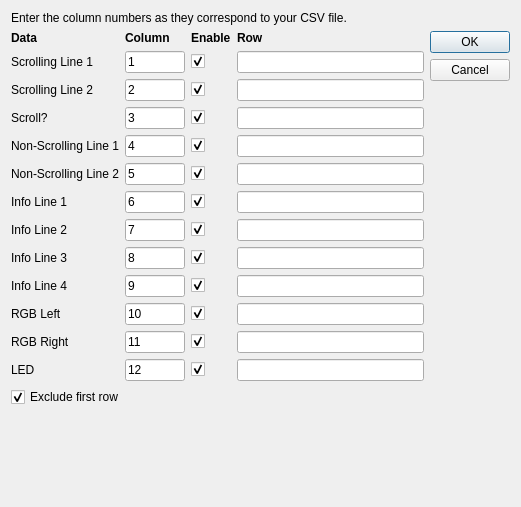
Old version of the form src/selectcolumns.ui in the repository parallaxinc/BadgeHacker.
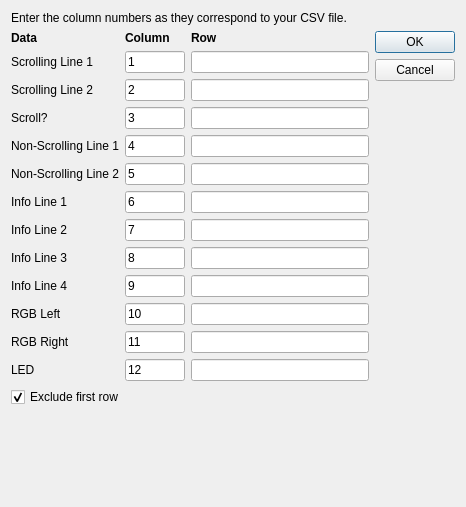
New version of the form.

Commit message: Complete select columns workflow; read in badge data incrementally; mostly finish HackerGang (BADGE-18)

The edit to the form file:
```diff
--- a/src/selectcolumns.ui
+++ b/src/selectcolumns.ui
@@ -6,7 +6,7 @@
    <rect>
     <x>0</x>
     <y>0</y>
-    <width>521</width>
+    <width>466</width>
     <height>507</height>
    </rect>
   </property>
@@ -70,19 +70,6 @@
         </widget>
        </item>
        <item row="0" column="2">
-        <widget class="QLabel" name="headerEnable">
-         <property name="font">
-          <font>
-           <weight>75</weight>
-           <bold>true</bold>
-          </font>
-         </property>
-         <property name="text">
-          <string>Enable</string>
-         </property>
-        </widget>
-       </item>
-       <item row="0" column="3">
         <widget class="QLabel" name="headerRow">
          <property name="font">
           <font>
@@ -125,23 +112,13 @@
         </widget>
        </item>
        <item row="1" column="2">
-        <widget class="QCheckBox" name="enableScroll1">
-         <property name="maximumSize">
-          <size>
-           <width>40</width>
-           <height>16777215</height>
-          </size>
-         </property>
-         <property name="text">
-          <string/>
-         </property>
-         <property name="checked">
-          <bool>true</bool>
-         </property>
-        </widget>
-       </item>
-       <item row="1" column="3">
         <widget class="QLineEdit" name="lineScroll1_2">
+         <property name="cursor">
+          <cursorShape>ArrowCursor</cursorShape>
+         </property>
+         <property name="focusPolicy">
+          <enum>Qt::NoFocus</enum>
+         </property>
          <property name="text">
           <string/>
          </property>
@@ -183,23 +160,13 @@
         </widget>
        </item>
        <item row="2" column="2">
-        <widget class="QCheckBox" name="enableScroll2">
-         <property name="maximumSize">
-          <size>
-           <width>40</width>
-           <height>16777215</height>
-          </size>
-         </property>
-         <property name="text">
-          <string/>
-         </property>
-         <property name="checked">
-          <bool>true</bool>
-         </property>
-        </widget>
-       </item>
-       <item row="2" column="3">
         <widget class="QLineEdit" name="lineScroll2_2">
+         <property name="cursor">
+          <cursorShape>ArrowCursor</cursorShape>
+         </property>
+         <property name="focusPolicy">
+          <enum>Qt::NoFocus</enum>
+         </property>
          <property name="text">
           <string/>
          </property>
@@ -241,23 +208,13 @@
         </widget>
        </item>
        <item row="3" column="2">
-        <widget class="QCheckBox" name="enableScroll">
-         <property name="maximumSize">
-          <size>
-           <width>40</width>
-           <height>16777215</height>
-          </size>
-         </property>
-         <property name="text">
-          <string/>
-         </property>
-         <property name="checked">
-          <bool>true</bool>
-         </property>
-        </widget>
-       </item>
-       <item row="3" column="3">
         <widget class="QLineEdit" name="lineScroll_2">
+         <property name="cursor">
+          <cursorShape>ArrowCursor</cursorShape>
+         </property>
+         <property name="focusPolicy">
+          <enum>Qt::NoFocus</enum>
+         </property>
          <property name="text">
           <string/>
          </property>
@@ -282,6 +239,25 @@
          </property>
         </widget>
        </item>
+       <item row="4" column="2">
+        <widget class="QLineEdit" name="lineNonScroll1_2">
+         <property name="cursor">
+          <cursorShape>ArrowCursor</cursorShape>
+         </property>
+         <property name="focusPolicy">
+          <enum>Qt::NoFocus</enum>
+         </property>
+         <property name="text">
+          <string/>
+         </property>
+         <property name="maxLength">
+          <number>8</number>
+         </property>
+         <property name="readOnly">
+          <bool>true</bool>
+         </property>
+        </widget>
+       </item>
        <item row="4" column="1">
         <widget class="QLineEdit" name="lineNonScroll1">
          <property name="maximumSize">
@@ -298,35 +274,6 @@
          </property>
         </widget>
        </item>
-       <item row="4" column="2">
-        <widget class="QCheckBox" name="enableNonScroll1">
-         <property name="maximumSize">
-          <size>
-           <width>40</width>
-           <height>16777215</height>
-          </size>
-         </property>
-         <property name="text">
-          <string/>
-         </property>
-         <property name="checked">
-          <bool>true</bool>
-         </property>
-        </widget>
-       </item>
-       <item row="4" column="3">
-        <widget class="QLineEdit" name="lineNonScroll1_2">
-         <property name="text">
-          <string/>
-         </property>
-         <property name="maxLength">
-          <number>8</number>
-         </property>
-         <property name="readOnly">
-          <bool>true</bool>
-         </property>
-        </widget>
-       </item>
        <item row="5" column="0">
         <widget class="QLabel" name="label_5">
          <property name="sizePolicy">
@@ -357,23 +304,13 @@
         </widget>
        </item>
        <item row="5" column="2">
-        <widget class="QCheckBox" name="enableNonScroll2">
-         <property name="maximumSize">
-          <size>
-           <width>40</width>
-           <height>16777215</height>
-          </size>
-         </property>
-         <property name="text">
-          <string/>
-         </property>
-         <property name="checked">
-          <bool>true</bool>
-         </property>
-        </widget>
-       </item>
-       <item row="5" column="3">
         <widget class="QLineEdit" name="lineNonScroll2_2">
+         <property name="cursor">
+          <cursorShape>ArrowCursor</cursorShape>
+         </property>
+         <property name="focusPolicy">
+          <enum>Qt::NoFocus</enum>
+         </property>
          <property name="text">
           <string/>
          </property>
@@ -398,6 +335,25 @@
          </property>
         </widget>
        </item>
+       <item row="6" column="2">
+        <widget class="QLineEdit" name="lineInfo1_2">
+         <property name="cursor">
+          <cursorShape>ArrowCursor</cursorShape>
+         </property>
+         <property name="focusPolicy">
+          <enum>Qt::NoFocus</enum>
+         </property>
+         <property name="text">
+          <string/>
+         </property>
+         <property name="maxLength">
+          <number>31</number>
+         </property>
+         <property name="readOnly">
+          <bool>true</bool>
+         </property>
+        </widget>
+       </item>
        <item row="6" column="1">
         <widget class="QLineEdit" name="lineInfo1">
          <property name="maximumSize">
@@ -414,48 +370,6 @@
          </property>
         </widget>
        </item>
-       <item row="6" column="2">
-        <widget class="QCheckBox" name="enableInfo1">
-         <property name="maximumSize">
-          <size>
-           <width>40</width>
-           <height>16777215</height>
-          </size>
-         </property>
-         <property name="text">
-          <string/>
-         </property>
-         <property name="checked">
-          <bool>true</bool>
-         </property>
-        </widget>
-       </item>
-       <item row="6" column="3">
-        <widget class="QLineEdit" name="lineInfo1_2">
-         <property name="text">
-          <string/>
-         </property>
-         <property name="maxLength">
-          <number>31</number>
-         </property>
-         <property name="readOnly">
-          <bool>true</bool>
-         </property>
-        </widget>
-       </item>
-       <item row="7" column="0">
-        <widget class="QLabel" name="label_8">
-         <property name="sizePolicy">
-          <sizepolicy hsizetype="Minimum" vsizetype="Preferred">
-           <horstretch>0</horstretch>
-           <verstretch>0</verstretch>
-          </sizepolicy>
-         </property>
-         <property name="text">
-          <string>Info Line 2</string>
-         </property>
-        </widget>
-       </item>
        <item row="7" column="1">
         <widget class="QLineEdit" name="lineInfo2">
          <property name="maximumSize">
@@ -472,24 +386,27 @@
          </property>
         </widget>
        </item>
+       <item row="7" column="0">
+        <widget class="QLabel" name="label_8">
+         <property name="sizePolicy">
+          <sizepolicy hsizetype="Minimum" vsizetype="Preferred">
+           <horstretch>0</horstretch>
+           <verstretch>0</verstretch>
+          </sizepolicy>
+         </property>
+         <property name="text">
+          <string>Info Line 2</string>
+         </property>
+        </widget>
+       </item>
        <item row="7" column="2">
-        <widget class="QCheckBox" name="enableInfo2">
-         <property name="maximumSize">
-          <size>
-           <width>40</width>
-           <height>16777215</height>
-          </size>
-         </property>
-         <property name="text">
-          <string/>
-         </property>
-         <property name="checked">
-          <bool>true</bool>
-         </property>
-        </widget>
-       </item>
-       <item row="7" column="3">
         <widget class="QLineEdit" name="lineInfo2_2">
+         <property name="cursor">
+          <cursorShape>ArrowCursor</cursorShape>
+         </property>
+         <property name="focusPolicy">
+          <enum>Qt::NoFocus</enum>
+         </property>
          <property name="text">
           <string/>
          </property>
@@ -514,6 +431,25 @@
          </property>
         </widget>
        </item>
+       <item row="8" column="2">
+        <widget class="QLineEdit" name="lineInfo3_2">
+         <property name="cursor">
+          <cursorShape>ArrowCursor</cursorShape>
+         </property>
+         <property name="focusPolicy">
+          <enum>Qt::NoFocus</enum>
+         </property>
+         <property name="text">
+          <string/>
+         </property>
+         <property name="maxLength">
+          <number>31</number>
+         </property>
+         <property name="readOnly">
+          <bool>true</bool>
+         </property>
+        </widget>
+       </item>
        <item row="8" column="1">
         <widget class="QLineEdit" name="lineInfo3">
          <property name="maximumSize">
@@ -530,35 +466,6 @@
          </property>
         </widget>
        </item>
-       <item row="8" column="2">
-        <widget class="QCheckBox" name="enableInfo3">
-         <property name="maximumSize">
-          <size>
-           <width>40</width>
-           <height>16777215</height>
-          </size>
-         </property>
-         <property name="text">
-          <string/>
-         </property>
-         <property name="checked">
-          <bool>true</bool>
-         </property>
-        </widget>
-       </item>
-       <item row="8" column="3">
-        <widget class="QLineEdit" name="lineInfo3_2">
-         <property name="text">
-          <string/>
-         </property>
-         <property name="maxLength">
-          <number>31</number>
-         </property>
-         <property name="readOnly">
-          <bool>true</bool>
-         </property>
-        </widget>
-       </item>
        <item row="9" column="0">
         <widget class="QLabel" name="label_10">
          <property name="sizePolicy">
@@ -572,6 +479,25 @@
          </property>
         </widget>
        </item>
+       <item row="9" column="2">
+        <widget class="QLineEdit" name="lineInfo4_2">
+         <property name="cursor">
+          <cursorShape>ArrowCursor</cursorShape>
+         </property>
+         <property name="focusPolicy">
+          <enum>Qt::NoFocus</enum>
+         </property>
+         <property name="text">
+          <string/>
+         </property>
+         <property name="maxLength">
+          <number>31</number>
+         </property>
+         <property name="readOnly">
+          <bool>true</bool>
+         </property>
+        </widget>
+       </item>
        <item row="9" column="1">
         <widget class="QLineEdit" name="lineInfo4">
          <property name="maximumSize">
@@ -588,35 +514,6 @@
          </property>
         </widget>
        </item>
-       <item row="9" column="2">
-        <widget class="QCheckBox" name="enableInfo4">
-         <property name="maximumSize">
-          <size>
-           <width>40</width>
-           <height>16777215</height>
-          </size>
-         </property>
-         <property name="text">
-          <string/>
-         </property>
-         <property name="checked">
-          <bool>true</bool>
-         </property>
-        </widget>
-       </item>
-       <item row="9" column="3">
-        <widget class="QLineEdit" name="lineInfo4_2">
-         <property name="text">
-          <string/>
-         </property>
-         <property name="maxLength">
-          <number>31</number>
-         </property>
-         <property name="readOnly">
-          <bool>true</bool>
-         </property>
-        </widget>
-       </item>
        <item row="10" column="0">
         <widget class="QLabel" name="label_13">
          <property name="sizePolicy">
@@ -630,6 +527,25 @@
          </property>
         </widget>
        </item>
+       <item row="10" column="2">
+        <widget class="QLineEdit" name="lineRgbLeft_2">
+         <property name="cursor">
+          <cursorShape>ArrowCursor</cursorShape>
+         </property>
+         <property name="focusPolicy">
+          <enum>Qt::NoFocus</enum>
+         </property>
+         <property name="text">
+          <string/>
+         </property>
+         <property name="maxLength">
+          <number>12</number>
+         </property>
+         <property name="readOnly">
+          <bool>true</bool>
+         </property>
+        </widget>
+       </item>
        <item row="10" column="1">
         <widget class="QLineEdit" name="lineRgbLeft">
          <property name="maximumSize">
@@ -646,35 +562,6 @@
          </property>
         </widget>
        </item>
-       <item row="10" column="2">
-        <widget class="QCheckBox" name="enableRgbLeft">
-         <property name="maximumSize">
-          <size>
-           <width>40</width>
-           <height>16777215</height>
-          </size>
-         </property>
-         <property name="text">
-          <string/>
-         </property>
-         <property name="checked">
-          <bool>true</bool>
-         </property>
-        </widget>
-       </item>
-       <item row="10" column="3">
-        <widget class="QLineEdit" name="lineRgbLeft_2">
-         <property name="text">
-          <string/>
-         </property>
-         <property name="maxLength">
-          <number>12</number>
-         </property>
-         <property name="readOnly">
-          <bool>true</bool>
-         </property>
-        </widget>
-       </item>
        <item row="11" column="0">
         <widget class="QLabel" name="label_14">
          <property name="sizePolicy">
@@ -688,6 +575,25 @@
          </property>
         </widget>
        </item>
+       <item row="11" column="2">
+        <widget class="QLineEdit" name="lineRgbRight_2">
+         <property name="cursor">
+          <cursorShape>ArrowCursor</cursorShape>
+         </property>
+         <property name="focusPolicy">
+          <enum>Qt::NoFocus</enum>
+         </property>
+         <property name="text">
+          <string/>
+         </property>
+         <property name="maxLength">
+          <number>12</number>
+         </property>
+         <property name="readOnly">
+          <bool>true</bool>
+         </property>
+        </widget>
+       </item>
        <item row="11" column="1">
         <widget class="QLineEdit" name="lineRgbRight">
          <property name="maximumSize">
@@ -704,35 +610,6 @@
          </property>
         </widget>
        </item>
-       <item row="11" column="2">
-        <widget class="QCheckBox" name="enableRgbRight">
-         <property name="maximumSize">
-          <size>
-           <width>40</width>
-           <height>16777215</height>
-          </size>
-         </property>
-         <property name="text">
-          <string/>
-         </property>
-         <property name="checked">
-          <bool>true</bool>
-         </property>
-        </widget>
-       </item>
-       <item row="11" column="3">
-        <widget class="QLineEdit" name="lineRgbRight_2">
-         <property name="text">
-          <string/>
-         </property>
-         <property name="maxLength">
-          <number>12</number>
-         </property>
-         <property name="readOnly">
-          <bool>true</bool>
-         </property>
-        </widget>
-       </item>
        <item row="12" column="0">
         <widget class="QLabel" name="label_11">
          <property name="sizePolicy">
@@ -746,40 +623,14 @@
          </property>
         </widget>
        </item>
-       <item row="12" column="1">
-        <widget class="QLineEdit" name="lineLed">
-         <property name="maximumSize">
-          <size>
-           <width>60</width>
-           <height>16777215</height>
-          </size>
-         </property>
-         <property name="text">
-          <string>12</string>
-         </property>
-         <property name="maxLength">
-          <number>3</number>
-         </property>
-        </widget>
-       </item>
        <item row="12" column="2">
-        <widget class="QCheckBox" name="enableLed">
-         <property name="maximumSize">
-          <size>
-           <width>40</width>
-           <height>16777215</height>
-          </size>
-         </property>
-         <property name="text">
-          <string/>
-         </property>
-         <property name="checked">
-          <bool>true</bool>
-         </property>
-        </widget>
-       </item>
-       <item row="12" column="3">
         <widget class="QLineEdit" name="lineLed_2">
+         <property name="cursor">
+          <cursorShape>ArrowCursor</cursorShape>
+         </property>
+         <property name="focusPolicy">
+          <enum>Qt::NoFocus</enum>
+         </property>
          <property name="text">
           <string/>
          </property>
@@ -791,6 +642,22 @@
          </property>
         </widget>
        </item>
+       <item row="12" column="1">
+        <widget class="QLineEdit" name="lineLed">
+         <property name="maximumSize">
+          <size>
+           <width>60</width>
+           <height>16777215</height>
+          </size>
+         </property>
+         <property name="text">
+          <string>12</string>
+         </property>
+         <property name="maxLength">
+          <number>3</number>
+         </property>
+        </widget>
+       </item>
       </layout>
      </item>
      <item>
```
Left out of the diff: 192 changed lines with no effect on the pictures. The commit also changes 6 other files.
